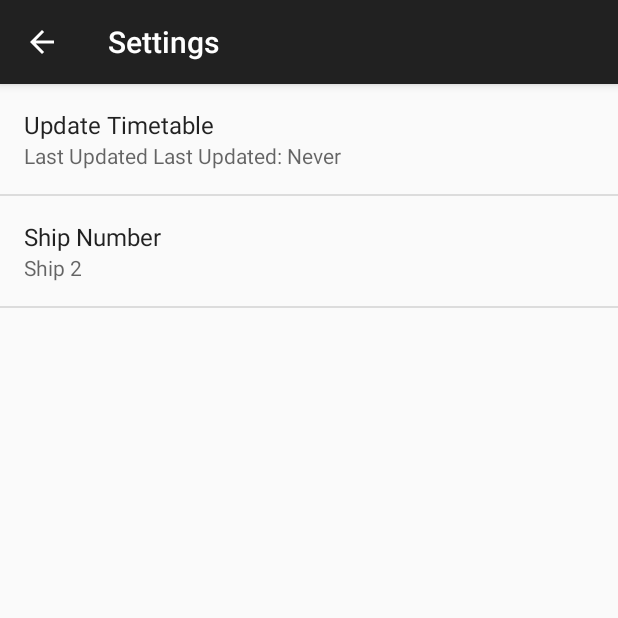
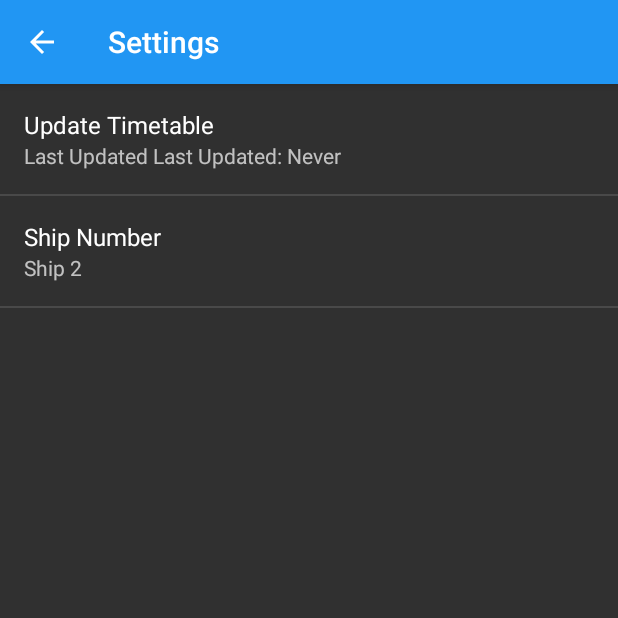
Before and after one commit to Frostlight/PSO2-Kue-Android, an Android app: the SettingsActivity screen opened directly, with no data from a screen before it, on a phone screen of 412 x 824 dp, the top half of it. Run offline under Robolectric (Android 15) with nearby library versions, the phone set to English and light mode, and no system bars.

Commit message:
Material Design

```diff
--- /dev/null
+++ b/app/src/main/res/values-v21/styles.xml
@@ -0,0 +1,8 @@
+<resources>
+
+    <style name="AppTheme.Base" parent="Theme.AppCompat">
+        <item name="colorPrimary">@color/color_primary</item>
+        <item name="colorPrimaryDark">@color/color_primary_dark</item>
+        <item name="colorAccent">@color/color_accent</item>
+    </style>
+</resources>
--- /dev/null
+++ b/app/src/main/res/values/colors.xml
@@ -0,0 +1,11 @@
+<?xml version="1.0" encoding="utf-8"?>
+<resources>
+    <color name="color_primary">#2196F3</color>
+    <color name="color_primary_dark">#1976D2</color>
+    <color name="color_primary_light">#BBDEFB</color>
+    <color name="color_text_icons">#FFFFFF</color>
+    <color name="color_accent">#03A9F4</color>
+    <color name="color_primary_text">#212121</color>
+    <color name="color_secondary_text">#727272</color>
+    <color name="color_divider">#B6B6B6</color>
+</resources>
--- a/app/src/main/res/values/styles.xml
+++ b/app/src/main/res/values/styles.xml
@@ -1,8 +1,11 @@
 <resources>
 
     <!-- Base application theme. -->
-    <style name="AppTheme" parent="Theme.AppCompat.Light.DarkActionBar">
-        <!-- Customize your theme here. -->
+    <style name="AppTheme" parent="AppTheme.Base"/>
+
+    <style name="AppTheme.Base" parent="Theme.AppCompat">
+        <item name="android:textColorPrimary">@color/color_primary_text</item>
+        <item name="android:textColorSecondary">@color/color_secondary_text</item>
     </style>
 
     <!-- textview for listitems in forecastFragment -->
```
